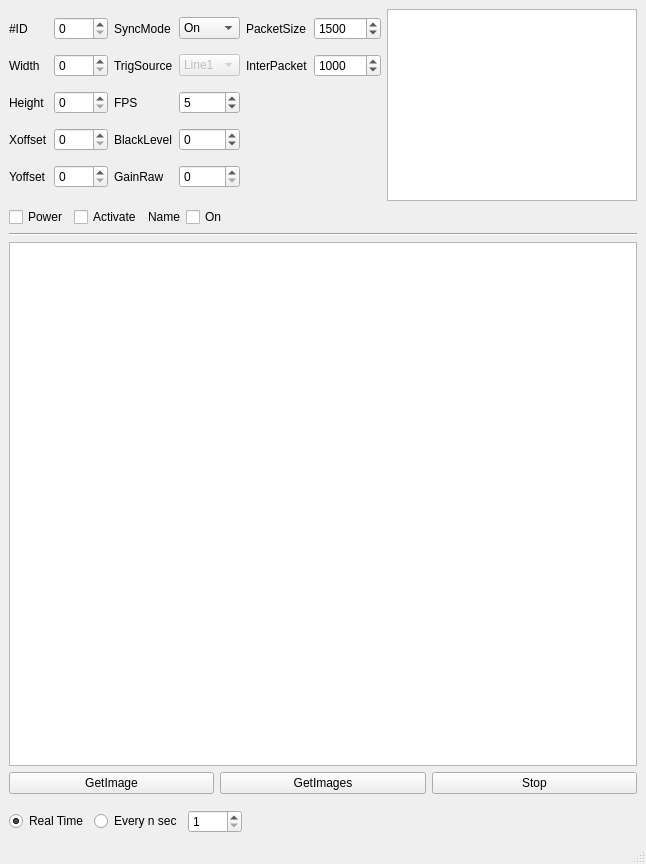
The window that gui/views/ui/widget_camera.ui (Saldenisov/pyconlyse) describes before a commit, drawn with Qt 5.
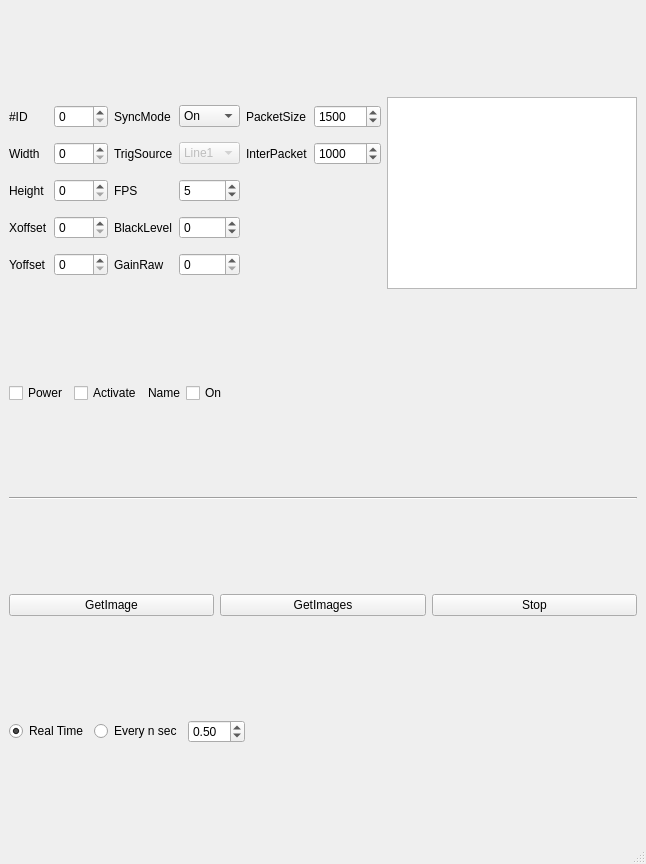
The same window after the commit.

Diff of the .ui file:
```diff
--- a/gui/views/ui/widget_camera.ui
+++ b/gui/views/ui/widget_camera.ui
@@ -323,26 +323,11 @@
      </widget>
     </item>
     <item>
-     <widget class="QGraphicsView" name="image">
-      <property name="sizePolicy">
-       <sizepolicy hsizetype="Fixed" vsizetype="Fixed">
-        <horstretch>0</horstretch>
-        <verstretch>0</verstretch>
-       </sizepolicy>
+     <layout class="QHBoxLayout" name="horizontalLayout_canvas">
+      <property name="topMargin">
+       <number>0</number>
       </property>
-      <property name="minimumSize">
-       <size>
-        <width>500</width>
-        <height>500</height>
-       </size>
-      </property>
-      <property name="maximumSize">
-       <size>
-        <width>1200</width>
-        <height>1200</height>
-       </size>
-      </property>
-     </widget>
+     </layout>
     </item>
     <item>
      <layout class="QHBoxLayout" name="horizontalLayout_2">
@@ -395,12 +380,12 @@
        </widget>
       </item>
       <item>
-       <widget class="QSpinBox" name="spinBox_seconds">
-        <property name="minimum">
-         <number>1</number>
+       <widget class="QDoubleSpinBox" name="spinBox_seconds">
+        <property name="singleStep">
+         <double>0.500000000000000</double>
         </property>
-        <property name="maximum">
-         <number>1000</number>
+        <property name="value">
+         <double>0.500000000000000</double>
         </property>
        </widget>
       </item>
```
Left out of the diff: 3 changed lines with no effect on the pictures.
